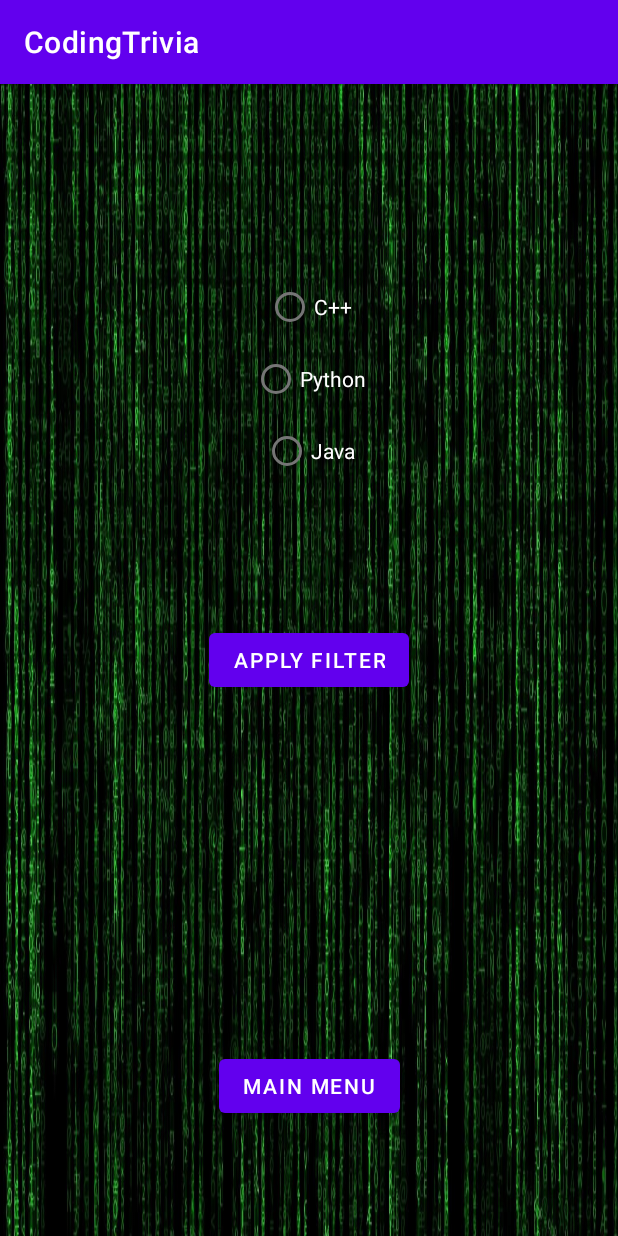
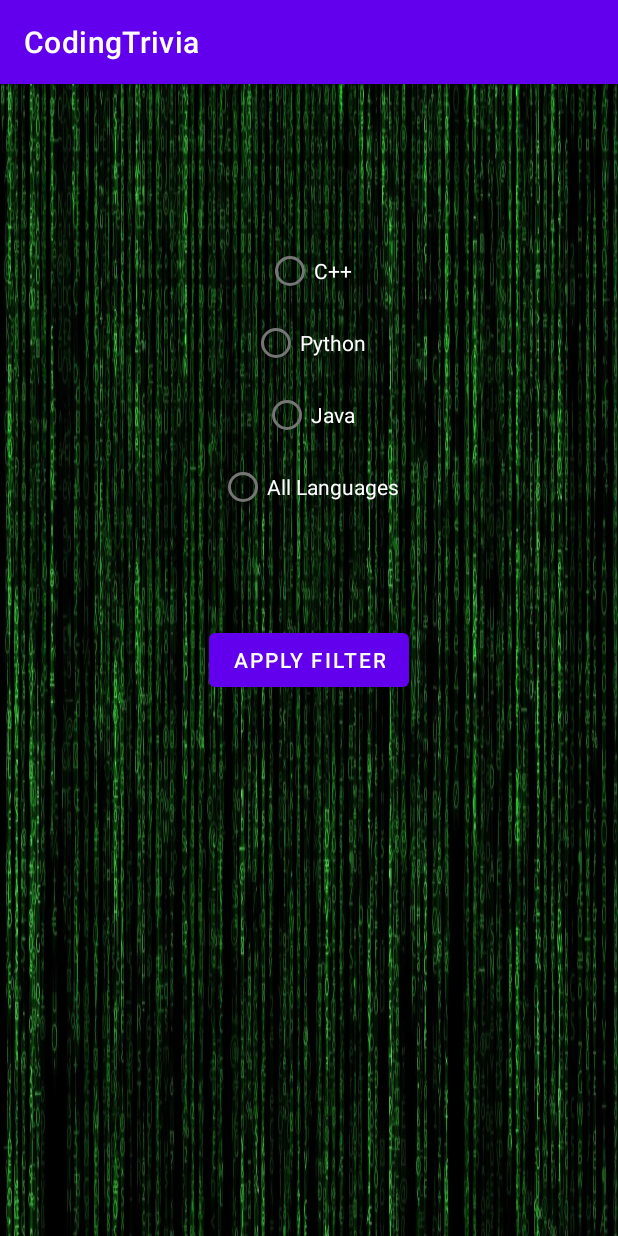
Before and after one commit to BirkanAk/CodingTrivia, an Android app: the GameSettings screen opened directly, with no data from a screen before it, on a phone screen of 412 x 824 dp. Run offline under Robolectric (Android 15) with nearby library versions, the phone set to English and light mode, and no system bars.

Commit message:
Mostly done! Big upgrades done and working!

```diff
--- a/app/src/main/java/com/example/codingtrivia/GameSettings.java
+++ b/app/src/main/java/com/example/codingtrivia/GameSettings.java
@@ -16,6 +16,7 @@ public class GameSettings extends AppCompatActivity {
     RadioButton javacb;
     RadioButton pythoncb;
     RadioButton cppcb;
+    RadioButton all_q;
 
     @Override
     protected void onCreate(Bundle savedInstanceState) {
@@ -26,14 +27,11 @@ public class GameSettings extends AppCompatActivity {
         javacb=(RadioButton)findViewById(R.id.cb_java);
         pythoncb=(RadioButton)findViewById(R.id.cb_python);
         cppcb=(RadioButton)findViewById(R.id.cb_cpp);
+        all_q=(RadioButton)findViewById(R.id.all_q);
 
 
     }
 
-    public void onGoBackClick(View view) {
-        Intent act_action = new Intent(this, MainActivity.class);
-        startActivity(act_action);
-    }
 
     public void applyFilter(View view) {
         QuestionsArray.getInstance();
@@ -47,5 +45,11 @@ public class GameSettings extends AppCompatActivity {
         if(cppcb.isChecked()){
             QuestionsArray.selected="C++";
         }
+        if(all_q.isChecked()){
+            QuestionsArray.selected="All";
+        }
+
+        Intent act_action = new Intent(this, MainActivity.class);
+        startActivity(act_action);
     }
 }
--- a/app/src/main/res/layout/activity_settings.xml
+++ b/app/src/main/res/layout/activity_settings.xml
@@ -8,18 +8,6 @@
     android:background="@drawable/background">
 
 
-
-    <Button
-        android:id="@+id/goBack"
-        android:layout_width="wrap_content"
-        android:layout_height="wrap_content"
-        android:onClick="onGoBackClick"
-        android:text="Main Menu"
-        app:layout_constraintBottom_toBottomOf="parent"
-        app:layout_constraintEnd_toEndOf="parent"
-        app:layout_constraintStart_toStartOf="parent"
-        app:layout_constraintTop_toTopOf="parent"
-        app:layout_constraintVertical_bias="0.894" />
 
     <Button
         android:id="@+id/filterButton"
@@ -83,6 +71,18 @@
             app:layout_constraintStart_toStartOf="parent"
             app:layout_constraintTop_toTopOf="parent"
             app:layout_constraintVertical_bias="0.356" />
+        <RadioButton
+            android:id="@+id/all_q"
+            android:layout_width="wrap_content"
+            android:layout_height="wrap_content"
+            android:text="All Languages"
+            android:textColor="@color/white"
+            app:layout_constraintBottom_toBottomOf="parent"
+            app:layout_constraintEnd_toEndOf="parent"
+            app:layout_constraintHorizontal_bias="0.894"
+            app:layout_constraintStart_toStartOf="parent"
+            app:layout_constraintTop_toTopOf="parent"
+            app:layout_constraintVertical_bias="0.474" />
     </RadioGroup>
 
 
```
Also changed, not shown: app/src/main/java/com/example/codingtrivia/AdvancedQuiz.java (+12 -2 lines), app/src/main/java/com/example/codingtrivia/QuestionsArray.java (+53 -1 lines), app/src/main/java/com/example/codingtrivia/QuickPlay.java (+12 -5 lines), app/src/main/java/com/example/codingtrivia/TimeTrials.java (+15 -6 lines).
